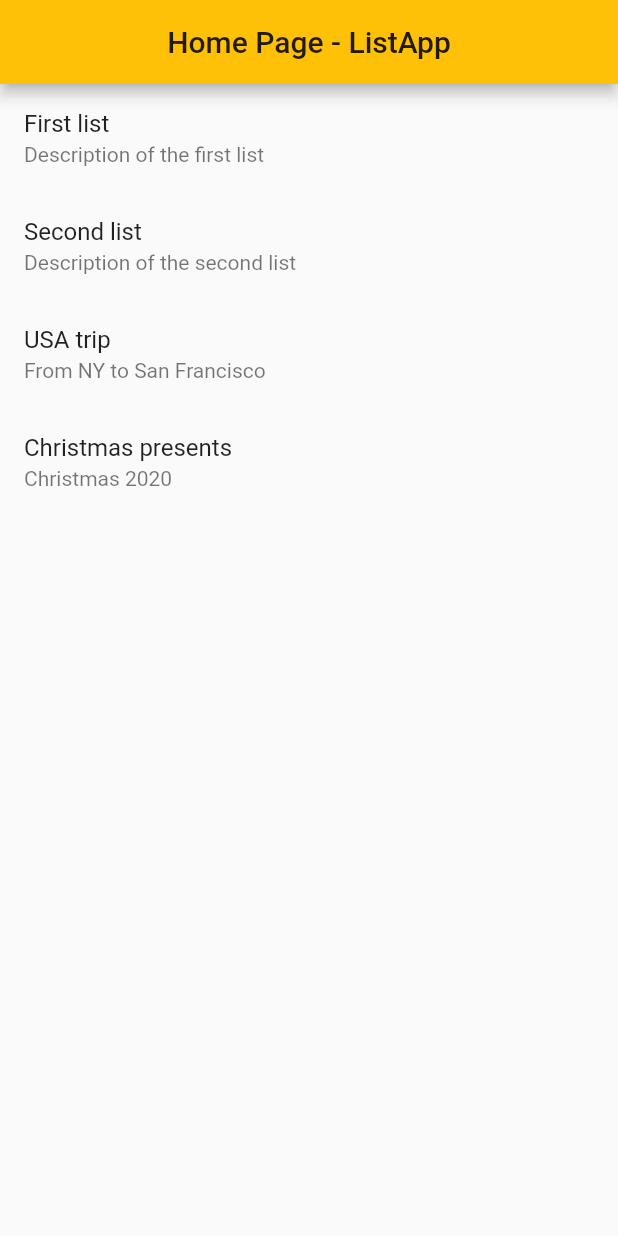
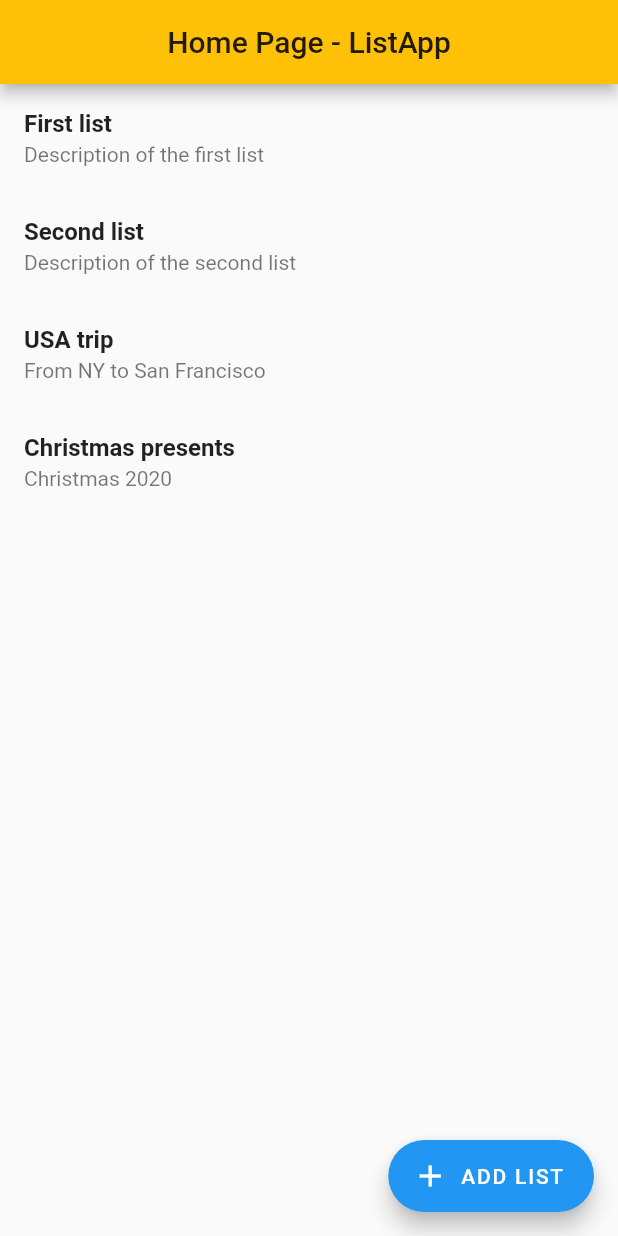
Before and after one commit to malta895/TOgetherDO, a Flutter app: the screen it shows after launch, on a phone screen of 412 x 824 dp. Run offline on Flutter 3.47's test engine with Material 2 defaults, Android fonts, the phone set to English and light mode, and no system bars.

Commit message:
feat(homepage): add add list floating button

```diff
--- a/lib/home_lists.dart
+++ b/lib/home_lists.dart
@@ -46,7 +46,15 @@ class _ListHomePage extends State<ListHomePage> {
                 subtitle: item.buildSubtitle(context),
               );
             },
-          )),
+          ),
+          floatingActionButton: FloatingActionButton.extended(
+            onPressed: ()=>{
+              // TODO implement list creation logic
+            },
+            icon: Icon(Icons.add),
+            label: Text('ADD LIST'),
+          ),
+        ),
     );
   }
 }
--- a/lib/list_item.dart
+++ b/lib/list_item.dart
@@ -34,7 +34,10 @@ class MessageItem implements ListItem {
   MessageItem(this.listName, this.listDescription);
 
   Widget buildTitle(BuildContext context) {
-    return Text(listName);
+    return Text(
+      listName,
+      style: TextStyle(fontWeight: FontWeight.bold),
+    );
   }
 
   Widget buildSubtitle(BuildContext context) => Text(listDescription);
```
